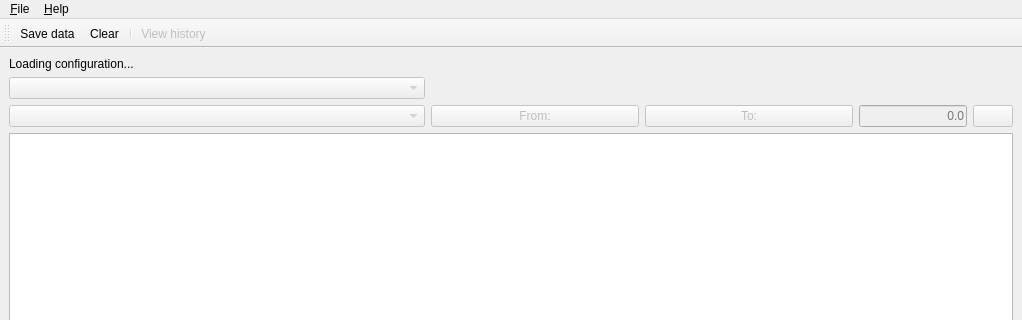
Before: the Qt Designer form qt4/filler2/filler2.ui in Newterm/szarp, drawn with Qt 5; both pictures show x 0 to 1022 and y 0 to 320 of the 1022 by 480 pixel window.
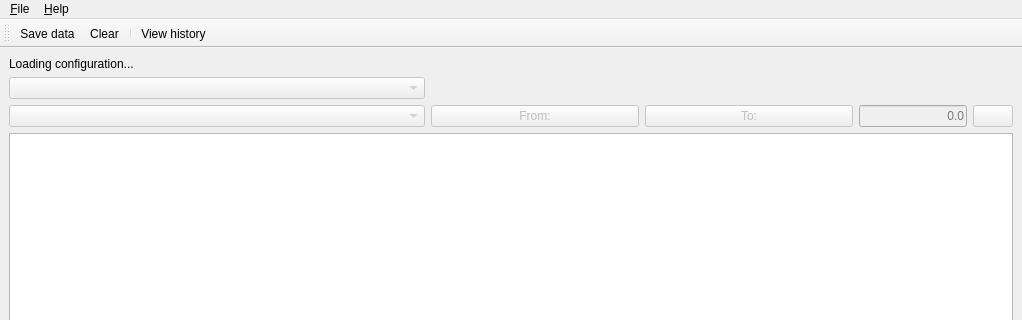
After: the same form once the commit is applied. Icons and pictures are not drawn.

Commit message:
filler2: dialog for undoing changes
* new dialog for undoing changes committed to szbase by Filler 2.

```diff
--- a/qt4/filler2/filler2.ui
+++ b/qt4/filler2/filler2.ui
@@ -410,9 +410,6 @@
    </property>
   </action>
   <action name="actionViewHistory">
-   <property name="enabled">
-    <bool>false</bool>
-   </property>
    <property name="icon">
     <iconset theme="edit-find-replace"/>
    </property>
```
Left out of the diff: 66 changed lines with no effect on the pictures. The commit also changes 6 other files.
